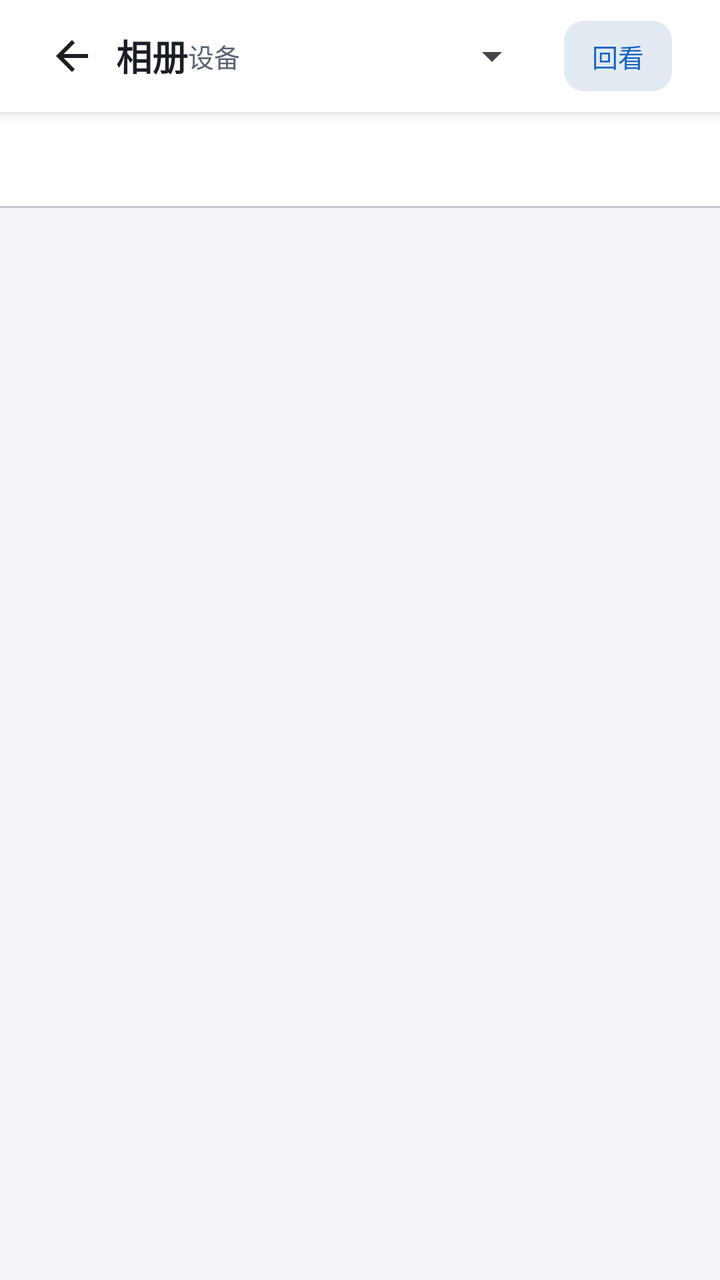
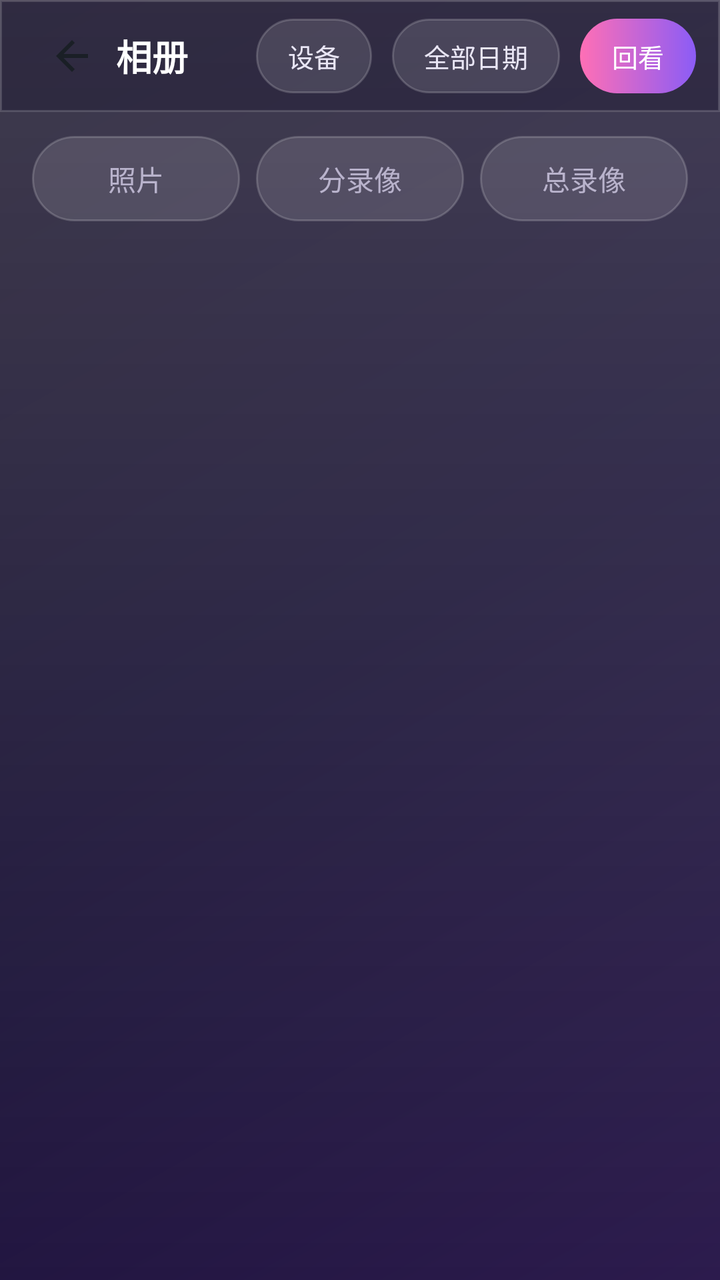

Screens rendered from an Android XML layout before and after an edit, with the pre-edit source and the edit as a unified diff.
<!-- AndroidManifest.xml: activity theme Theme.UvcBlindCam -->
<!-- res/layout/activity_gallery.xml -->
<?xml version="1.0" encoding="utf-8"?>
<LinearLayout xmlns:android="http://schemas.android.com/apk/res/android"
    xmlns:app="http://schemas.android.com/apk/res-auto"
    android:layout_width="match_parent"
    android:layout_height="match_parent"
    android:background="?android:colorBackground"
    android:orientation="vertical">

    
    <LinearLayout
        android:layout_width="match_parent"
        android:layout_height="wrap_content"
        android:background="?attr/appBar"
        android:elevation="4dp"
        android:gravity="center_vertical"
        android:orientation="horizontal"
        android:paddingStart="10dp"
        android:paddingTop="6dp"
        android:paddingEnd="12dp"
        android:paddingBottom="6dp">

        <ImageButton
            android:id="@+id/btnBack"
            style="@style/BlindCam.ToolButton"
            android:contentDescription="@string/common_back"
            android:src="@drawable/ic_back" />

        <TextView
            android:layout_width="wrap_content"
            android:layout_height="wrap_content"
            android:text="@string/gallery_title"
            android:textColor="?attr/colorOnSurface"
            android:textSize="18sp"
            android:textStyle="bold" />

        <View
            android:layout_width="0dp"
            android:layout_height="1dp"
            android:layout_weight="1" />

        <TextView
            android:layout_width="wrap_content"
            android:layout_height="wrap_content"
            android:text="@string/gallery_filter_device"
            android:textColor="?attr/onSurfaceDim"
            android:textSize="13sp" />

        <Spinner
            android:id="@+id/spinnerDevice"
            android:layout_width="wrap_content"
            android:layout_height="wrap_content"
            android:minWidth="150dp" />

        <TextView
            android:id="@+id/btnTimeline"
            android:layout_width="wrap_content"
            android:layout_height="wrap_content"
            android:layout_marginStart="12dp"
            android:background="@drawable/bg_chip"
            android:paddingStart="14dp"
            android:paddingTop="8dp"
            android:paddingEnd="14dp"
            android:paddingBottom="8dp"
            android:text="@string/gallery_timeline"
            android:textColor="?attr/colorPrimary"
            android:textSize="13sp" />

        <TextView
            android:id="@+id/btnDate"
            android:layout_width="wrap_content"
            android:layout_height="wrap_content"
            android:layout_marginStart="12dp"
            android:background="@drawable/bg_chip"
            android:paddingStart="14dp"
            android:paddingTop="8dp"
            android:paddingEnd="14dp"
            android:paddingBottom="8dp"
            android:text="@string/gallery_filter_date_all"
            android:textColor="?attr/colorPrimary"
            android:textSize="13sp" />
    </LinearLayout>

    
    <com.google.android.material.tabs.TabLayout
        android:id="@+id/tabLayout"
        android:layout_width="match_parent"
        android:layout_height="wrap_content"
        app:tabMode="fixed"
        app:tabGravity="fill" />

    <FrameLayout
        android:layout_width="match_parent"
        android:layout_height="0dp"
        android:layout_weight="1">

        <GridView
            android:id="@+id/grid"
            android:layout_width="match_parent"
            android:layout_height="match_parent"
            android:clipToPadding="false"
            android:columnWidth="200dp"
            android:horizontalSpacing="6dp"
            android:numColumns="auto_fit"
            android:padding="6dp"
            android:scrollbars="vertical"
            android:verticalSpacing="6dp" />

        <TextView
            android:id="@+id/tvEmpty"
            android:layout_width="wrap_content"
            android:layout_height="wrap_content"
            android:layout_gravity="center"
            android:gravity="center"
            android:text="@string/gallery_empty"
            android:textColor="?attr/onSurfaceDim"
            android:textSize="16sp"
            android:visibility="gone" />
    </FrameLayout>
</LinearLayout>
<!-- resources referenced by this layout -->
<resources>
  <!-- drawable bg_chip (drawable) -->
  <?xml version="1.0" encoding="utf-8"?>
  <shape xmlns:android="http://schemas.android.com/apk/res/android"
      android:shape="rectangle">
      <solid android:color="?attr/chipBg" />
      <corners android:radius="10dp" />
  </shape>
  <string name="common_back">返回</string>
  <string name="gallery_empty">暂无内容</string>
  <string name="gallery_filter_date_all">全部日期</string>
  <string name="gallery_filter_device">设备</string>
  <string name="gallery_timeline">回看</string>
  <string name="gallery_title">相册</string>
  <color name="brand_blue">#FF1565C0</color>
  <color name="brand_blue_dark">#FF0D47A1</color>
  <color name="white">#FFFFFFFF</color>
  <!-- unchanged entries left out for length: 3 -->
</resources>

<!-- the commit's change to res/layout/activity_gallery.xml (unified diff, before → after) -->
@@ -1,17 +1,16 @@
 <?xml version="1.0" encoding="utf-8"?>
 <LinearLayout xmlns:android="http://schemas.android.com/apk/res/android"
-    xmlns:app="http://schemas.android.com/apk/res-auto"
     android:layout_width="match_parent"
     android:layout_height="match_parent"
-    android:background="?android:colorBackground"
+    android:background="@drawable/bg_gradient_dark"
     android:orientation="vertical">
 
     
     <LinearLayout
-        android:layout_width="match_parent"
-        android:layout_height="wrap_content"
-        android:background="?attr/appBar"
-        android:elevation="4dp"
+        android:id="@+id/barTopNormal"
+        android:layout_width="match_parent"
+        android:layout_height="wrap_content"
+        android:background="@drawable/bg_glass_bar"
         android:gravity="center_vertical"
         android:orientation="horizontal"
         android:paddingStart="10dp"
@@ -26,84 +25,169 @@
             android:src="@drawable/ic_back" />
 
         <TextView
-            android:layout_width="wrap_content"
-            android:layout_height="wrap_content"
+            android:layout_width="0dp"
+            android:layout_height="wrap_content"
+            android:layout_weight="1"
             android:text="@string/gallery_title"
-            android:textColor="?attr/colorOnSurface"
+            android:textColor="#FFFFFFFF"
             android:textSize="18sp"
             android:textStyle="bold" />
 
-        <View
-            android:layout_width="0dp"
-            android:layout_height="1dp"
-            android:layout_weight="1" />
-
-        <TextView
-            android:layout_width="wrap_content"
-            android:layout_height="wrap_content"
+        <TextView
+            android:id="@+id/btnDevice"
+            android:layout_width="wrap_content"
+            android:layout_height="wrap_content"
+            android:background="@drawable/bg_pill"
+            android:paddingStart="16dp"
+            android:paddingTop="9dp"
+            android:paddingEnd="16dp"
+            android:paddingBottom="9dp"
             android:text="@string/gallery_filter_device"
-            android:textColor="?attr/onSurfaceDim"
-            android:textSize="13sp" />
-
-        <Spinner
-            android:id="@+id/spinnerDevice"
-            android:layout_width="wrap_content"
-            android:layout_height="wrap_content"
-            android:minWidth="150dp" />
+            android:textColor="#FFE9E6F5"
+            android:textSize="13sp" />
+
+        <TextView
+            android:id="@+id/btnDate"
+            android:layout_width="wrap_content"
+            android:layout_height="wrap_content"
+            android:layout_marginStart="10dp"
+            android:background="@drawable/bg_pill"
+            android:paddingStart="16dp"
+            android:paddingTop="9dp"
+            android:paddingEnd="16dp"
+            android:paddingBottom="9dp"
+            android:text="@string/gallery_filter_date_all"
+            android:textColor="#FFE9E6F5"
+            android:textSize="13sp" />
 
         <TextView
             android:id="@+id/btnTimeline"
             android:layout_width="wrap_content"
             android:layout_height="wrap_content"
-            android:layout_marginStart="12dp"
-            android:background="@drawable/bg_chip"
-            android:paddingStart="14dp"
-            android:paddingTop="8dp"
-            android:paddingEnd="14dp"
-            android:paddingBottom="8dp"
+            android:layout_marginStart="10dp"
+            android:background="@drawable/bg_pill_gradient"
+            android:paddingStart="16dp"
+            android:paddingTop="9dp"
+            android:paddingEnd="16dp"
+            android:paddingBottom="9dp"
             android:text="@string/gallery_timeline"
-            android:textColor="?attr/colorPrimary"
-            android:textSize="13sp" />
-
-        <TextView
-            android:id="@+id/btnDate"
-            android:layout_width="wrap_content"
-            android:layout_height="wrap_content"
-            android:layout_marginStart="12dp"
-            android:background="@drawable/bg_chip"
-            android:paddingStart="14dp"
-            android:paddingTop="8dp"
-            android:paddingEnd="14dp"
-            android:paddingBottom="8dp"
-            android:text="@string/gallery_filter_date_all"
-            android:textColor="?attr/colorPrimary"
-            android:textSize="13sp" />
-    </LinearLayout>
-
-    
-    <com.google.android.material.tabs.TabLayout
-        android:id="@+id/tabLayout"
-        android:layout_width="match_parent"
-        android:layout_height="wrap_content"
-        app:tabMode="fixed"
-        app:tabGravity="fill" />
-
+            android:textColor="#FFFFFFFF"
+            android:textSize="13sp" />
+    </LinearLayout>
+
+    
+    <LinearLayout
+        android:id="@+id/barTopSelect"
+        android:layout_width="match_parent"
+        android:layout_height="wrap_content"
+        android:background="@drawable/bg_glass_bar"
+        android:gravity="center_vertical"
+        android:orientation="horizontal"
+        android:paddingStart="14dp"
+        android:paddingTop="6dp"
+        android:paddingEnd="12dp"
+        android:paddingBottom="6dp"
+        android:visibility="gone">
+
+        <TextView
+            android:id="@+id/btnSelectAll"
+            android:layout_width="wrap_content"
+            android:layout_height="wrap_content"
+            android:background="@drawable/bg_pill"
+            android:paddingStart="18dp"
+            android:paddingTop="9dp"
+            android:paddingEnd="18dp"
+            android:paddingBottom="9dp"
+            android:text="@string/gallery_select_all"
+            android:textColor="#FFE9E6F5"
+            android:textSize="13sp" />
+
+        <TextView
+            android:id="@+id/tvSelectTitle"
+            android:layout_width="0dp"
+            android:layout_height="wrap_content"
+            android:layout_weight="1"
+            android:gravity="center"
+            android:text="@string/gallery_select_items"
+            android:textColor="#FFFFFFFF"
+            android:textSize="16sp" />
+
+        <ImageButton
+            android:id="@+id/btnCloseSelect"
+            style="@style/BlindCam.ToolButton"
+            android:contentDescription="@string/gallery_exit_select"
+            android:src="@drawable/ic_close" />
+    </LinearLayout>
+
+    
+    <LinearLayout
+        android:id="@+id/tabRow"
+        android:layout_width="match_parent"
+        android:layout_height="wrap_content"
+        android:gravity="center"
+        android:orientation="horizontal"
+        android:paddingStart="16dp"
+        android:paddingTop="12dp"
+        android:paddingEnd="16dp"
+        android:paddingBottom="12dp">
+
+        <TextView
+            android:id="@+id/tabPhotos"
+            android:layout_width="0dp"
+            android:layout_height="wrap_content"
+            android:layout_weight="1"
+            android:layout_marginEnd="8dp"
+            android:background="@drawable/bg_pill"
+            android:gravity="center"
+            android:paddingTop="11dp"
+            android:paddingBottom="11dp"
+            android:text="@string/gallery_tab_photos"
+            android:textColor="#FFB9B3CC"
+            android:textSize="14sp" />
+
+        <TextView
+            android:id="@+id/tabSplit"
+            android:layout_width="0dp"
+            android:layout_height="wrap_content"
+            android:layout_weight="1"
+            android:layout_marginEnd="8dp"
+            android:background="@drawable/bg_pill"
+            android:gravity="center"
+            android:paddingTop="11dp"
+            android:paddingBottom="11dp"
+            android:text="@string/gallery_tab_split"
+            android:textColor="#FFB9B3CC"
+            android:textSize="14sp" />
+
+        <TextView
+            android:id="@+id/tabTotal"
+            android:layout_width="0dp"
+            android:layout_height="wrap_content"
+            android:layout_weight="1"
+            android:background="@drawable/bg_pill"
+            android:gravity="center"
+            android:paddingTop="11dp"
+            android:paddingBottom="11dp"
+            android:text="@string/gallery_tab_total"
+            android:textColor="#FFB9B3CC"
+            android:textSize="14sp" />
+    </LinearLayout>
+
+    
     <FrameLayout
         android:layout_width="match_parent"
         android:layout_height="0dp"
         android:layout_weight="1">
 
-        <GridView
-            android:id="@+id/grid"
+        <androidx.recyclerview.widget.RecyclerView
+            android:id="@+id/recycler"
             android:layout_width="match_parent"
             android:layout_height="match_parent"
             android:clipToPadding="false"
-            android:columnWidth="200dp"
-            android:horizontalSpacing="6dp"
-            android:numColumns="auto_fit"
-            android:padding="6dp"
-            android:scrollbars="vertical"
-            android:verticalSpacing="6dp" />
+            android:paddingStart="12dp"
+            android:paddingEnd="12dp"
+            android:paddingBottom="12dp"
+            android:scrollbars="none" />
 
         <TextView
             android:id="@+id/tvEmpty"
@@ -112,8 +196,40 @@
             android:layout_gravity="center"
             android:gravity="center"
             android:text="@string/gallery_empty"
-            android:textColor="?attr/onSurfaceDim"
-            android:textSize="16sp"
+            android:textColor="#99FFFFFF"
+            android:textSize="15sp"
             android:visibility="gone" />
     </FrameLayout>
+
+    
+    <LinearLayout
+        android:id="@+id/barBottomSelect"
+        android:layout_width="match_parent"
+        android:layout_height="wrap_content"
+        android:background="@drawable/bg_glass_bar"
+        android:gravity="center"
+        android:orientation="horizontal"
+        android:paddingStart="16dp"
+        android:paddingTop="12dp"
+        android:paddingEnd="16dp"
+        android:paddingBottom="14dp"
+        android:visibility="gone">
+
+        <TextView
+            android:id="@+id/btnDelete"
+            android:layout_width="wrap_content"
+            android:layout_height="wrap_content"
+            android:background="@drawable/bg_delete_pill"
+            android:drawableStart="@drawable/ic_trash"
+            android:drawablePadding="10dp"
+            android:gravity="center"
+            android:paddingStart="34dp"
+            android:paddingTop="12dp"
+            android:paddingEnd="34dp"
+            android:paddingBottom="12dp"
+            android:text="@string/gallery_delete"
+            android:textColor="#FFFFFFFF"
+            android:textSize="15sp" />
+    </LinearLayout>
+
 </LinearLayout>
<!-- resource entries referenced after the edit -->
@@ -1,16 +1,102 @@
 <!-- resources referenced by this layout -->
 <resources>
-  <!-- drawable bg_chip (drawable) -->
+  <!-- drawable bg_delete_pill (drawable) -->
   <?xml version="1.0" encoding="utf-8"?>
   <shape xmlns:android="http://schemas.android.com/apk/res/android"
       android:shape="rectangle">
-      <solid android:color="?attr/chipBg" />
-      <corners android:radius="10dp" />
+      <gradient
+          android:angle="0"
+          android:startColor="#FFFF5A6E"
+          android:endColor="#FFE11D48"
+          android:type="linear" />
+      <corners android:radius="100dp" />
   </shape>
+  <!-- drawable bg_glass_bar (drawable) -->
+  <?xml version="1.0" encoding="utf-8"?>
+  <shape xmlns:android="http://schemas.android.com/apk/res/android"
+      android:shape="rectangle">
+      <solid android:color="#5C14102A" />
+      <stroke
+          android:width="1dp"
+          android:color="#26FFFFFF" />
+  </shape>
+  <!-- drawable bg_gradient_dark (drawable) -->
+  <?xml version="1.0" encoding="utf-8"?>
+  <layer-list xmlns:android="http://schemas.android.com/apk/res/android">
+      <item>
+          <shape android:shape="rectangle">
+              <gradient
+                  android:angle="135"
+                  android:startColor="#FF2C1B4D"
+                  android:centerColor="#FF171033"
+                  android:endColor="#FF100B21"
+                  android:type="linear" />
+          </shape>
+      </item>
+      
+      <item>
+          <shape android:shape="rectangle">
+              <gradient
+                  android:angle="270"
+                  android:startColor="#33FFFFFF"
+                  android:endColor="#00000000"
+                  android:type="linear" />
+          </shape>
+      </item>
+  </layer-list>
+  <!-- drawable bg_pill (drawable) -->
+  <?xml version="1.0" encoding="utf-8"?>
+  <shape xmlns:android="http://schemas.android.com/apk/res/android"
+      android:shape="rectangle">
+      <solid android:color="#1FFFFFFF" />
+      <corners android:radius="100dp" />
+      <stroke
+          android:width="1dp"
+          android:color="#2EFFFFFF" />
+  </shape>
+  <!-- drawable bg_pill_gradient (drawable) -->
+  <?xml version="1.0" encoding="utf-8"?>
+  <shape xmlns:android="http://schemas.android.com/apk/res/android"
+      android:shape="rectangle">
+      <gradient
+          android:angle="0"
+          android:startColor="#FFFF6FB5"
+          android:endColor="#FF8B5CF6"
+          android:type="linear" />
+      <corners android:radius="100dp" />
+  </shape>
+  <!-- drawable ic_close (drawable) -->
+  <vector xmlns:android="http://schemas.android.com/apk/res/android"
+      android:width="24dp"
+      android:height="24dp"
+      android:viewportWidth="24"
+      android:viewportHeight="24">
+      <path
+          android:fillColor="#FF000000"
+          android:pathData="M19 6.41L17.59 5 12 10.59 6.41 5 5 6.41 10.59 12 5 17.59 6.41 19 12 13.41 17.59 19 19 17.59 13.41 12z" />
+  </vector>
+  <!-- drawable ic_trash (drawable) -->
+  <vector xmlns:android="http://schemas.android.com/apk/res/android"
+      android:width="24dp"
+      android:height="24dp"
+      android:viewportWidth="24"
+      android:viewportHeight="24"
+      android:tint="#FFFFFFFF">
+      <path
+          android:fillColor="@android:color/white"
+          android:pathData="M6,19c0,1.1 0.9,2 2,2h8c1.1,0 2,-0.9 2,-2V7H6v12zM19,4h-3.5l-1,-1h-5l-1,1H5v2h14V4z" />
+  </vector>
   <string name="common_back">返回</string>
+  <string name="gallery_delete">删除</string>
   <string name="gallery_empty">暂无内容</string>
+  <string name="gallery_exit_select">退出多选</string>
   <string name="gallery_filter_date_all">全部日期</string>
   <string name="gallery_filter_device">设备</string>
+  <string name="gallery_select_all">全选</string>
+  <string name="gallery_select_items">选择项目</string>
+  <string name="gallery_tab_photos">照片</string>
+  <string name="gallery_tab_split">分录像</string>
+  <string name="gallery_tab_total">总录像</string>
   <string name="gallery_timeline">回看</string>
   <string name="gallery_title">相册</string>
   <color name="brand_blue">#FF1565C0</color>
